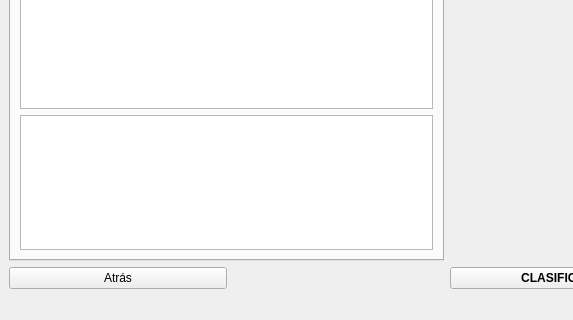
Qt form Vista/clasificador.ui (diegoabdul/Analitica-de-Opiniones) before a commit; both pictures show x 0 to 573 and y 280 to 600 of the 894 by 600 pixel window.
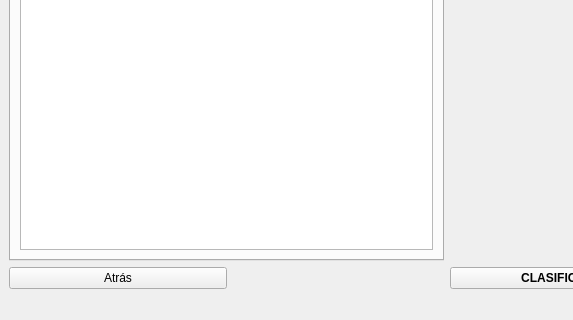
The same form after that commit.

The edit to the form file:
```diff
--- a/Vista/clasificador.ui
+++ b/Vista/clasificador.ui
@@ -54,9 +54,6 @@
           <item row="1" column="0">
            <widget class="QListWidget" name="listWidget_valoraciones"/>
           </item>
-          <item row="2" column="0">
-           <widget class="QListWidget" name="listWidget_valoraciones_2"/>
-          </item>
          </layout>
         </widget>
        </widget>
```
